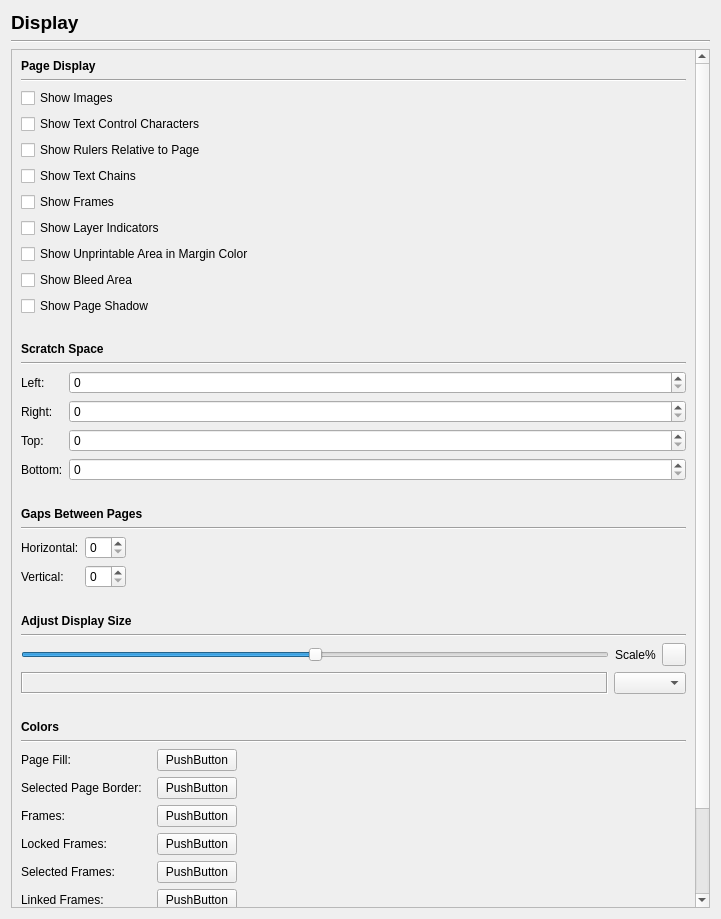
Qt form scribus/ui/prefs_displaybase.ui (scribusproject/scribus) before a commit.
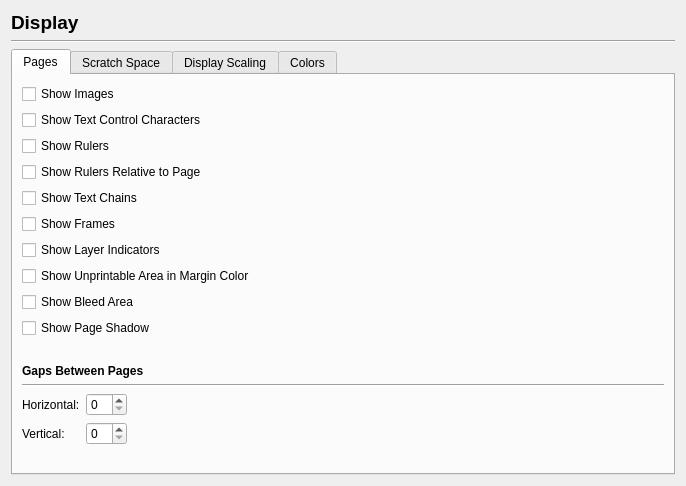
The same form after that commit. Custom widgets are drawn as their Qt base class.

Commit message: #7367: Add Show Rulers to File -> Preferences -> Display (new prefs dialog only), and fix the fact that the view never used this setting in prefs on startup

```diff
--- a/scribus/ui/prefs_displaybase.ui
+++ b/scribus/ui/prefs_displaybase.ui
@@ -6,8 +6,8 @@
    <rect>
     <x>0</x>
     <y>0</y>
-    <width>721</width>
-    <height>919</height>
+    <width>686</width>
+    <height>486</height>
    </rect>
   </property>
   <property name="windowTitle">
@@ -36,40 +36,15 @@
     </widget>
    </item>
    <item>
-    <widget class="QScrollArea" name="scrollArea">
-     <property name="widgetResizable">
-      <bool>true</bool>
+    <widget class="QTabWidget" name="tabWidget">
+     <property name="currentIndex">
+      <number>0</number>
      </property>
-     <widget class="QWidget" name="scrollAreaWidgetContents">
-      <property name="geometry">
-       <rect>
-        <x>0</x>
-        <y>0</y>
-        <width>678</width>
-        <height>1143</height>
-       </rect>
-      </property>
-      <layout class="QVBoxLayout" name="verticalLayout_5">
-       <item>
-        <widget class="QLabel" name="label_2">
-         <property name="font">
-          <font>
-           <weight>75</weight>
-           <bold>true</bold>
-          </font>
-         </property>
-         <property name="text">
-          <string>Page Display</string>
-         </property>
-        </widget>
-       </item>
-       <item>
-        <widget class="Line" name="line_2">
-         <property name="orientation">
-          <enum>Qt::Horizontal</enum>
-         </property>
-        </widget>
-       </item>
+     <widget class="QWidget" name="tab">
+      <attribute name="title">
+       <string>Pages</string>
+      </attribute>
+      <layout class="QVBoxLayout" name="verticalLayout_7">
        <item>
         <layout class="QVBoxLayout" name="verticalLayout_2">
          <item>
@@ -86,6 +61,13 @@
            </property>
           </widget>
          </item>
+         <item>
+          <widget class="QCheckBox" name="showRulersCheckBox">
+           <property name="text">
+            <string>Show Rulers</string>
+           </property>
+          </widget>
+         </item>
          <item>
           <widget class="QCheckBox" name="showRulersRelativeToPageCheckBox">
            <property name="text">
@@ -154,7 +136,7 @@
         </spacer>
        </item>
        <item>
-        <widget class="QLabel" name="label_3">
+        <widget class="QLabel" name="label_8">
          <property name="font">
           <font>
            <weight>75</weight>
@@ -162,17 +144,67 @@
           </font>
          </property>
          <property name="text">
-          <string>Scratch Space</string>
+          <string>Gaps Between Pages</string>
          </property>
         </widget>
        </item>
        <item>
-        <widget class="Line" name="line_3">
+        <widget class="Line" name="line_4">
          <property name="orientation">
           <enum>Qt::Horizontal</enum>
          </property>
         </widget>
        </item>
+       <item>
+        <layout class="QFormLayout" name="formLayout_2">
+         <property name="fieldGrowthPolicy">
+          <enum>QFormLayout::FieldsStayAtSizeHint</enum>
+         </property>
+         <property name="formAlignment">
+          <set>Qt::AlignLeading|Qt::AlignLeft|Qt::AlignTop</set>
+         </property>
+         <item row="0" column="0">
+          <widget class="QLabel" name="label_9">
+           <property name="text">
+            <string>Horizontal:</string>
+           </property>
+          </widget>
+         </item>
+         <item row="0" column="1">
+          <widget class="ScrSpinBox" name="pageGapHorizontalSpinBox"/>
+         </item>
+         <item row="1" column="0">
+          <widget class="QLabel" name="label_10">
+           <property name="text">
+            <string>Vertical:</string>
+           </property>
+          </widget>
+         </item>
+         <item row="1" column="1">
+          <widget class="ScrSpinBox" name="pageGapVerticalSpinBox"/>
+         </item>
+        </layout>
+       </item>
+       <item>
+        <spacer name="verticalSpacer_8">
+         <property name="orientation">
+          <enum>Qt::Vertical</enum>
+         </property>
+         <property name="sizeHint" stdset="0">
+          <size>
+           <width>20</width>
+           <height>4</height>
+          </size>
+         </property>
+        </spacer>
+       </item>
+      </layout>
+     </widget>
+     <widget class="QWidget" name="tab_2">
+      <attribute name="title">
+       <string>Scratch Space</string>
+      </attribute>
+      <layout class="QVBoxLayout" name="verticalLayout_6">
        <item>
         <layout class="QFormLayout" name="formLayout">
          <property name="formAlignment">
@@ -221,107 +253,25 @@
         </layout>
        </item>
        <item>
-        <spacer name="verticalSpacer_2">
+        <spacer name="verticalSpacer_7">
          <property name="orientation">
           <enum>Qt::Vertical</enum>
          </property>
-         <property name="sizeType">
-          <enum>QSizePolicy::Fixed</enum>
-         </property>
          <property name="sizeHint" stdset="0">
           <size>
            <width>20</width>
-           <height>20</height>
+           <height>195</height>
           </size>
          </property>
         </spacer>
        </item>
-       <item>
-        <widget class="QLabel" name="label_8">
-         <property name="font">
-          <font>
-           <weight>75</weight>
-           <bold>true</bold>
-          </font>
-         </property>
-         <property name="text">
-          <string>Gaps Between Pages</string>
-         </property>
-        </widget>
-       </item>
-       <item>
-        <widget class="Line" name="line_4">
-         <property name="orientation">
-          <enum>Qt::Horizontal</enum>
-         </property>
-        </widget>
-       </item>
-       <item>
-        <layout class="QFormLayout" name="formLayout_2">
-         <property name="fieldGrowthPolicy">
-          <enum>QFormLayout::FieldsStayAtSizeHint</enum>
-         </property>
-         <property name="formAlignment">
-          <set>Qt::AlignLeading|Qt::AlignLeft|Qt::AlignTop</set>
-         </property>
-         <item row="0" column="0">
-          <widget class="QLabel" name="label_9">
-           <property name="text">
-            <string>Horizontal:</string>
-           </property>
-          </widget>
-         </item>
-         <item row="0" column="1">
-          <widget class="ScrSpinBox" name="pageGapHorizontalSpinBox"/>
-         </item>
-         <item row="1" column="0">
-          <widget class="QLabel" name="label_10">
-           <property name="text">
-            <string>Vertical:</string>
-           </property>
-          </widget>
-         </item>
-         <item row="1" column="1">
-          <widget class="ScrSpinBox" name="pageGapVerticalSpinBox"/>
-         </item>
-        </layout>
-       </item>
-       <item>
-        <spacer name="verticalSpacer_4">
-         <property name="orientation">
-          <enum>Qt::Vertical</enum>
-         </property>
-         <property name="sizeType">
-          <enum>QSizePolicy::Fixed</enum>
-         </property>
-         <property name="sizeHint" stdset="0">
-          <size>
-           <width>20</width>
-           <height>20</height>
-          </size>
-         </property>
-        </spacer>
-       </item>
-       <item>
-        <widget class="QLabel" name="label_11">
-         <property name="font">
-          <font>
-           <weight>75</weight>
-           <bold>true</bold>
-          </font>
-         </property>
-         <property name="text">
-          <string>Adjust Display Size</string>
-         </property>
-        </widget>
-       </item>
-       <item>
-        <widget class="Line" name="line_5">
-         <property name="orientation">
-          <enum>Qt::Horizontal</enum>
-         </property>
-        </widget>
-       </item>
+      </layout>
+     </widget>
+     <widget class="QWidget" name="tab_3">
+      <attribute name="title">
+       <string>Display Scaling</string>
+      </attribute>
+      <layout class="QVBoxLayout" name="verticalLayout_4">
        <item>
         <layout class="QHBoxLayout" name="horizontalLayout">
          <item>
@@ -395,41 +345,25 @@
         </layout>
        </item>
        <item>
-        <spacer name="verticalSpacer_3">
+        <spacer name="verticalSpacer_6">
          <property name="orientation">
           <enum>Qt::Vertical</enum>
          </property>
-         <property name="sizeType">
-          <enum>QSizePolicy::Fixed</enum>
-         </property>
          <property name="sizeHint" stdset="0">
           <size>
            <width>20</width>
-           <height>20</height>
+           <height>263</height>
           </size>
          </property>
         </spacer>
        </item>
-       <item>
-        <widget class="QLabel" name="label_12">
-         <property name="font">
-          <font>
-           <weight>75</weight>
-           <bold>true</bold>
-          </font>
-         </property>
-         <property name="text">
-          <string>Colors</string>
-         </property>
-        </widget>
-       </item>
-       <item>
-        <widget class="Line" name="line_6">
-         <property name="orientation">
-          <enum>Qt::Horizontal</enum>
-         </property>
-        </widget>
-       </item>
+      </layout>
+     </widget>
+     <widget class="QWidget" name="tab_4">
+      <attribute name="title">
+       <string>Colors</string>
+      </attribute>
+      <layout class="QVBoxLayout" name="verticalLayout">
        <item>
         <layout class="QFormLayout" name="formLayout_3">
          <property name="fieldGrowthPolicy">
```
Left out of the diff: 13 changed lines with no effect on the pictures. The commit also changes 2 other files.
